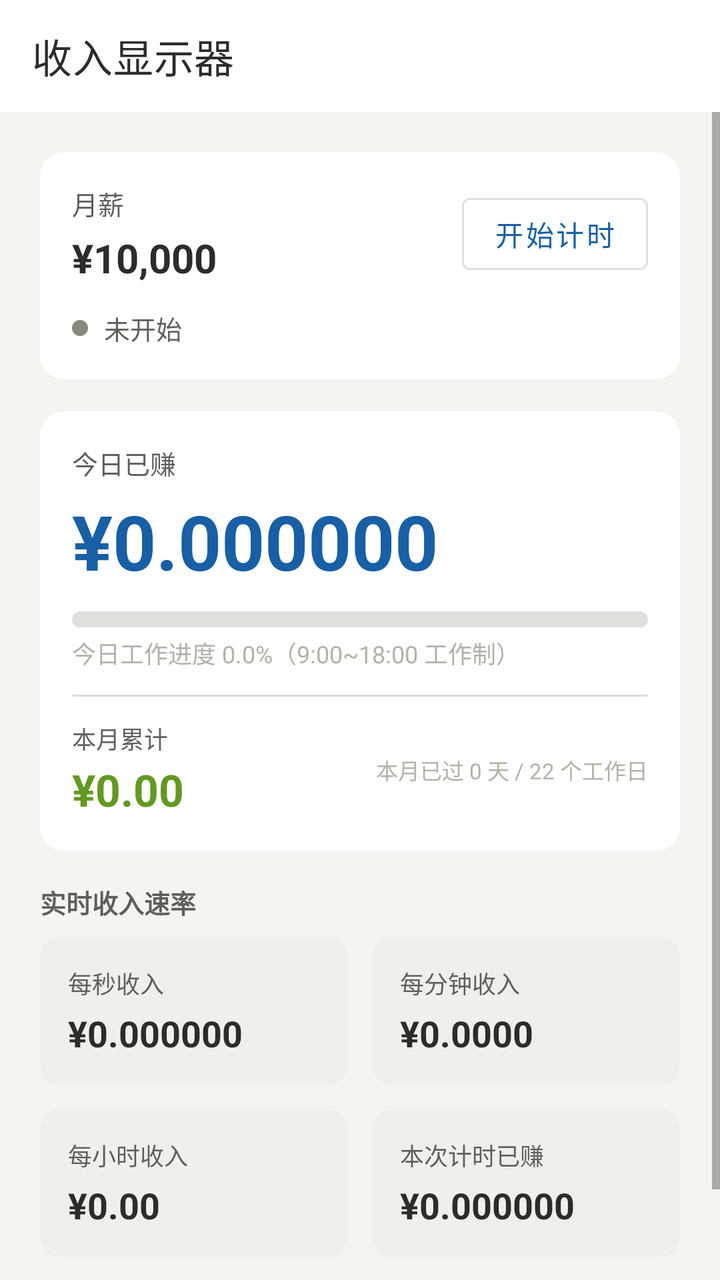
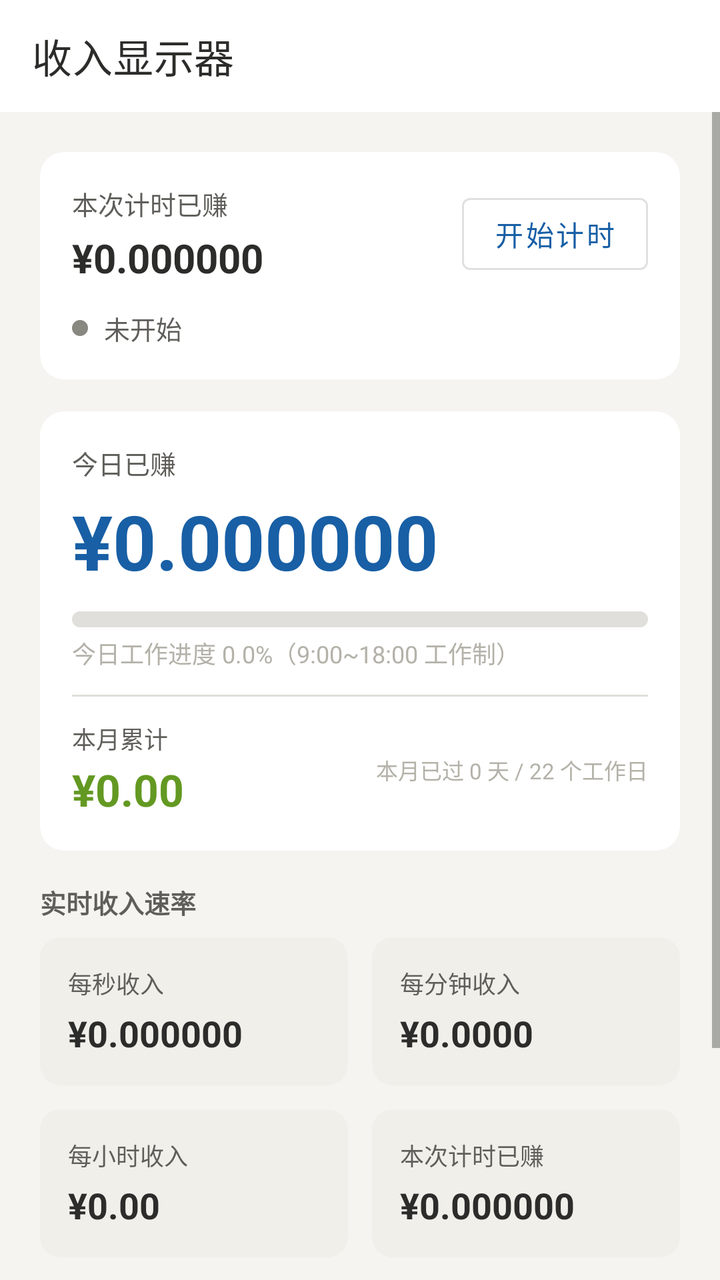

An Android layout rendered at two revisions. The XML below is the earlier revision; the diff shows what the commit changed to produce the second picture.
<!-- AndroidManifest.xml: application theme Theme.IncomeMeter -->
<!-- res/layout/activity_main.xml -->
<?xml version="1.0" encoding="utf-8"?>
<LinearLayout xmlns:android="http://schemas.android.com/apk/res/android"
    xmlns:app="http://schemas.android.com/apk/res-auto"
    android:layout_width="match_parent"
    android:layout_height="match_parent"
    android:orientation="vertical"
    android:background="@color/bg_page">

    
    <androidx.appcompat.widget.Toolbar
        android:id="@+id/toolbar"
        android:layout_width="match_parent"
        android:layout_height="?attr/actionBarSize"
        android:background="@color/bg_card"
        app:title="@string/app_name"
        app:titleTextColor="@color/text_primary" />

    <ScrollView
        android:layout_width="match_parent"
        android:layout_height="match_parent"
        android:fillViewport="true">

        <LinearLayout
            android:layout_width="match_parent"
            android:layout_height="wrap_content"
            android:orientation="vertical"
            android:padding="20dp">

            
            <androidx.cardview.widget.CardView
                android:layout_width="match_parent"
                android:layout_height="wrap_content"
                android:layout_marginBottom="16dp"
                app:cardCornerRadius="12dp"
                app:cardElevation="0dp"
                app:cardBackgroundColor="@color/bg_card">

                <LinearLayout
                    android:layout_width="match_parent"
                    android:layout_height="wrap_content"
                    android:orientation="vertical"
                    android:padding="16dp">

                    <LinearLayout
                        android:layout_width="match_parent"
                        android:layout_height="wrap_content"
                        android:orientation="horizontal"
                        android:gravity="center_vertical">

                        <LinearLayout
                            android:layout_width="0dp"
                            android:layout_height="wrap_content"
                            android:layout_weight="1"
                            android:orientation="vertical">

                            <TextView
                                android:layout_width="wrap_content"
                                android:layout_height="wrap_content"
                                android:text="@string/label_month_salary"
                                android:textSize="13sp"
                                android:textColor="@color/text_secondary" />

                            <TextView
                                android:id="@+id/tvMonthSalary"
                                android:layout_width="wrap_content"
                                android:layout_height="wrap_content"
                                android:text="¥10,000"
                                android:textSize="20sp"
                                android:textStyle="bold"
                                android:textColor="@color/text_primary"
                                android:layout_marginTop="4dp" />
                        </LinearLayout>

                        <com.google.android.material.button.MaterialButton
                            android:id="@+id/btnToggle"
                            android:layout_width="wrap_content"
                            android:layout_height="wrap_content"
                            android:text="@string/btn_start"
                            android:textSize="14sp"
                            style="@style/Widget.MaterialComponents.Button.OutlinedButton" />
                    </LinearLayout>

                    
                    <LinearLayout
                        android:layout_width="wrap_content"
                        android:layout_height="wrap_content"
                        android:orientation="horizontal"
                        android:gravity="center_vertical"
                        android:layout_marginTop="12dp">

                        <View
                            android:id="@+id/statusDot"
                            android:layout_width="8dp"
                            android:layout_height="8dp"
                            android:background="@drawable/dot_stopped"
                            android:layout_marginEnd="8dp" />

                        <TextView
                            android:id="@+id/tvStatus"
                            android:layout_width="wrap_content"
                            android:layout_height="wrap_content"
                            android:text="@string/status_idle"
                            android:textSize="13sp"
                            android:textColor="@color/text_secondary" />
                    </LinearLayout>
                </LinearLayout>
            </androidx.cardview.widget.CardView>

        
        <androidx.cardview.widget.CardView
            android:layout_width="match_parent"
            android:layout_height="wrap_content"
            android:layout_marginBottom="16dp"
            app:cardCornerRadius="12dp"
            app:cardElevation="0dp"
            app:cardBackgroundColor="@color/bg_card">

            <LinearLayout
                android:layout_width="match_parent"
                android:layout_height="wrap_content"
                android:orientation="vertical"
                android:padding="16dp">

                <TextView
                    android:layout_width="wrap_content"
                    android:layout_height="wrap_content"
                    android:text="@string/label_today_earned"
                    android:textSize="13sp"
                    android:textColor="@color/text_secondary"
                    android:layout_marginBottom="4dp" />

                <TextView
                    android:id="@+id/tvTodayEarned"
                    android:layout_width="wrap_content"
                    android:layout_height="wrap_content"
                    android:text="¥0.000000"
                    android:textSize="38sp"
                    android:textStyle="bold"
                    android:textColor="@color/accent_blue"
                    android:layout_marginBottom="10dp" />

                <ProgressBar
                    android:id="@+id/progressDay"
                    style="?android:attr/progressBarStyleHorizontal"
                    android:layout_width="match_parent"
                    android:layout_height="8dp"
                    android:max="10000"
                    android:progress="0"
                    android:progressDrawable="@drawable/progress_bar_bg" />

                <TextView
                    android:id="@+id/tvDayProgress"
                    android:layout_width="wrap_content"
                    android:layout_height="wrap_content"
                    android:text="@string/progress_default"
                    android:textSize="12sp"
                    android:textColor="@color/text_hint"
                    android:layout_marginTop="4dp" />

                <View
                    android:layout_width="match_parent"
                    android:layout_height="1dp"
                    android:background="@color/progress_track"
                    android:layout_marginTop="12dp"
                    android:layout_marginBottom="12dp" />

                <LinearLayout
                    android:layout_width="match_parent"
                    android:layout_height="wrap_content"
                    android:orientation="horizontal"
                    android:gravity="center_vertical">

                    <LinearLayout
                        android:layout_width="0dp"
                        android:layout_height="wrap_content"
                        android:layout_weight="1"
                        android:orientation="vertical">

                        <TextView
                            android:layout_width="wrap_content"
                            android:layout_height="wrap_content"
                            android:text="@string/label_month_earned"
                            android:textSize="12sp"
                            android:textColor="@color/text_secondary" />

                        <TextView
                            android:id="@+id/tvMonthEarned"
                            android:layout_width="wrap_content"
                            android:layout_height="wrap_content"
                            android:text="¥0.00"
                            android:textSize="22sp"
                            android:textStyle="bold"
                            android:textColor="@color/accent_green"
                            android:layout_marginTop="2dp" />
                    </LinearLayout>

                    <TextView
                        android:id="@+id/tvMonthProgress"
                        android:layout_width="wrap_content"
                        android:layout_height="wrap_content"
                        android:text="@string/month_progress_default"
                        android:textSize="11sp"
                        android:textColor="@color/text_hint"
                        android:gravity="end" />
                </LinearLayout>
            </LinearLayout>
        </androidx.cardview.widget.CardView>

        
        <TextView
            android:layout_width="wrap_content"
            android:layout_height="wrap_content"
            android:text="@string/section_rate"
            android:textSize="13sp"
            android:textColor="@color/text_secondary"
            android:textStyle="bold"
            android:layout_marginBottom="8dp" />

        <GridLayout
            android:layout_width="match_parent"
            android:layout_height="wrap_content"
            android:columnCount="2"
            android:rowCount="2"
            android:layout_marginBottom="16dp"
            android:useDefaultMargins="false">

            <androidx.cardview.widget.CardView
                android:layout_width="0dp"
                android:layout_height="wrap_content"
                android:layout_columnWeight="1"
                android:layout_marginEnd="6dp"
                android:layout_marginBottom="12dp"
                app:cardCornerRadius="10dp"
                app:cardElevation="0dp"
                app:cardBackgroundColor="@color/bg_metric">

                <LinearLayout android:layout_width="match_parent" android:layout_height="wrap_content"
                    android:orientation="vertical" android:padding="14dp">
                    <TextView android:layout_width="wrap_content" android:layout_height="wrap_content"
                        android:text="@string/label_per_second" android:textSize="12sp" android:textColor="@color/text_secondary" />
                    <TextView android:id="@+id/tvPerSecond" android:layout_width="wrap_content" android:layout_height="wrap_content"
                        android:text="¥0.000000" android:textSize="18sp" android:textStyle="bold" android:textColor="@color/text_primary"
                        android:layout_marginTop="4dp" />
                </LinearLayout>
            </androidx.cardview.widget.CardView>

            <androidx.cardview.widget.CardView
                android:layout_width="0dp"
                android:layout_height="wrap_content"
                android:layout_columnWeight="1"
                android:layout_marginStart="6dp"
                android:layout_marginBottom="12dp"
                app:cardCornerRadius="10dp"
                app:cardElevation="0dp"
                app:cardBackgroundColor="@color/bg_metric">

                <LinearLayout android:layout_width="match_parent" android:layout_height="wrap_content"
                    android:orientation="vertical" android:padding="14dp">
                    <TextView android:layout_width="wrap_content" android:layout_height="wrap_content"
                        android:text="@string/label_per_minute" android:textSize="12sp" android:textColor="@color/text_secondary" />
                    <TextView android:id="@+id/tvPerMinute" android:layout_width="wrap_content" android:layout_height="wrap_content"
                        android:text="¥0.0000" android:textSize="18sp" android:textStyle="bold" android:textColor="@color/text_primary"
                        android:layout_marginTop="4dp" />
                </LinearLayout>
            </androidx.cardview.widget.CardView>

            <androidx.cardview.widget.CardView
                android:layout_width="0dp"
                android:layout_height="wrap_content"
                android:layout_columnWeight="1"
                android:layout_marginEnd="6dp"
                app:cardCornerRadius="10dp"
                app:cardElevation="0dp"
                app:cardBackgroundColor="@color/bg_metric">

                <LinearLayout android:layout_width="match_parent" android:layout_height="wrap_content"
                    android:orientation="vertical" android:padding="14dp">
                    <TextView android:layout_width="wrap_content" android:layout_height="wrap_content"
                        android:text="@string/label_per_hour" android:textSize="12sp" android:textColor="@color/text_secondary" />
                    <TextView android:id="@+id/tvPerHour" android:layout_width="wrap_content" android:layout_height="wrap_content"
                        android:text="¥0.00" android:textSize="18sp" android:textStyle="bold" android:textColor="@color/text_primary"
                        android:layout_marginTop="4dp" />
                </LinearLayout>
            </androidx.cardview.widget.CardView>

            <androidx.cardview.widget.CardView
                android:layout_width="0dp"
                android:layout_height="wrap_content"
                android:layout_columnWeight="1"
                android:layout_marginStart="6dp"
                app:cardCornerRadius="10dp"
                app:cardElevation="0dp"
                app:cardBackgroundColor="@color/bg_metric">

                <LinearLayout android:layout_width="match_parent" android:layout_height="wrap_content"
                    android:orientation="vertical" android:padding="14dp">
                    <TextView android:layout_width="wrap_content" android:layout_height="wrap_content"
                        android:text="@string/label_session" android:textSize="12sp" android:textColor="@color/text_secondary" />
                    <TextView android:id="@+id/tvSession" android:layout_width="wrap_content" android:layout_height="wrap_content"
                        android:text="¥0.000000" android:textSize="18sp" android:textStyle="bold" android:textColor="@color/text_primary"
                        android:layout_marginTop="4dp" />
                </LinearLayout>
            </androidx.cardview.widget.CardView>
        </GridLayout>

        
        <TextView
            android:layout_width="match_parent"
            android:layout_height="wrap_content"
            android:text="@string/footer_formula"
            android:textSize="11sp"
            android:textColor="@color/text_hint"
            android:gravity="center"
            android:layout_marginBottom="8dp" />

    </LinearLayout>
</ScrollView>
</LinearLayout>
<!-- resources referenced by this layout -->
<resources>
  <color name="accent_blue">#185FA5</color>
  <color name="accent_green">#639922</color>
  <color name="bg_card">#FFFFFF</color>
  <color name="bg_metric">#F0EFEA</color>
  <color name="bg_page">#F5F4F0</color>
  <color name="progress_track">#E0DFDB</color>
  <color name="text_hint">#B4B2A9</color>
  <color name="text_primary">#2C2C2A</color>
  <color name="text_secondary">#5F5E5A</color>
  <!-- drawable dot_stopped (drawable) -->
  <?xml version="1.0" encoding="utf-8"?>
  <shape xmlns:android="http://schemas.android.com/apk/res/android"
      android:shape="oval">
      <solid android:color="@color/dot_stopped" />
      <size android:width="8dp" android:height="8dp" />
  </shape>
  <!-- drawable progress_bar_bg (drawable) -->
  <?xml version="1.0" encoding="utf-8"?>
  <layer-list xmlns:android="http://schemas.android.com/apk/res/android">
      <item android:id="@android:id/background">
          <shape android:shape="rectangle">
              <corners android:radius="4dp" />
              <solid android:color="@color/progress_track" />
          </shape>
      </item>
      <item android:id="@android:id/progress">
          <clip>
              <shape android:shape="rectangle">
                  <corners android:radius="4dp" />
                  <solid android:color="@color/accent_blue" />
              </shape>
          </clip>
      </item>
  </layer-list>
  <string name="app_name">收入显示器</string>
  <string name="btn_start">开始计时</string>
  <string name="footer_formula">计算公式：月薪 ÷ 22工作日 ÷ 8小时 ÷ 3600秒</string>
  <string name="label_month_earned">本月累计</string>
  <string name="label_month_salary">月薪</string>
  <string name="label_per_hour">每小时收入</string>
  <string name="label_per_minute">每分钟收入</string>
  <string name="label_per_second">每秒收入</string>
  <string name="label_session">本次计时已赚</string>
  <string name="label_today_earned">今日已赚</string>
  <string name="month_progress_default">本月已过 0 天 / 22 个工作日</string>
  <string name="progress_default">今日工作进度 0.0%（9:00~18:00 工作制）</string>
  <string name="section_rate">实时收入速率</string>
  <string name="status_idle">未开始</string>
  <style name="Theme.IncomeMeter" parent="Theme.MaterialComponents.DayNight.NoActionBar">
          <item name="colorPrimary">@color/accent_blue</item>
          <item name="colorPrimaryVariant">@color/accent_blue</item>
          <item name="colorOnPrimary">@color/white</item>
          <item name="android:windowBackground">@color/bg_page</item>
          <item name="android:statusBarColor">@color/accent_blue</item>
      </style>
  <color name="dot_stopped">#888780</color>
  <color name="white">#FFFFFF</color>
</resources>

<!-- the commit's change to res/layout/activity_main.xml (unified diff, before → after) -->
@@ -13,7 +13,8 @@
         android:layout_height="?attr/actionBarSize"
         android:background="@color/bg_card"
         app:title="@string/app_name"
-        app:titleTextColor="@color/text_primary" />
+        app:titleTextColor="@color/text_primary"
+        app:titleCentered="true" />
 
     <ScrollView
         android:layout_width="match_parent"
@@ -56,15 +57,15 @@
                             <TextView
                                 android:layout_width="wrap_content"
                                 android:layout_height="wrap_content"
-                                android:text="@string/label_month_salary"
+                                android:text="@string/label_session"
                                 android:textSize="13sp"
                                 android:textColor="@color/text_secondary" />
 
                             <TextView
-                                android:id="@+id/tvMonthSalary"
+                                android:id="@+id/tvSession"
                                 android:layout_width="wrap_content"
                                 android:layout_height="wrap_content"
-                                android:text="¥10,000"
+                                android:text="¥0.000000"
                                 android:textSize="20sp"
                                 android:textStyle="bold"
                                 android:textColor="@color/text_primary"
@@ -311,7 +312,55 @@
             android:textSize="11sp"
             android:textColor="@color/text_hint"
             android:gravity="center"
-            android:layout_marginBottom="8dp" />
+            android:layout_marginBottom="16dp" />
+
+        
+        <androidx.cardview.widget.CardView
+            android:layout_width="match_parent"
+            android:layout_height="wrap_content"
+            app:cardCornerRadius="12dp"
+            app:cardElevation="0dp"
+            app:cardBackgroundColor="@color/bg_card">
+
+            <LinearLayout
+                android:layout_width="match_parent"
+                android:layout_height="wrap_content"
+                android:orientation="horizontal"
+                android:gravity="center_vertical"
+                android:padding="16dp">
+
+                <LinearLayout
+                    android:layout_width="0dp"
+                    android:layout_height="wrap_content"
+                    android:layout_weight="1"
+                    android:orientation="vertical">
+
+                    <TextView
+                        android:layout_width="wrap_content"
+                        android:layout_height="wrap_content"
+                        android:text="@string/label_month_salary"
+                        android:textSize="13sp"
+                        android:textColor="@color/text_secondary" />
+
+                    <TextView
+                        android:id="@+id/tvMonthSalary"
+                        android:layout_width="wrap_content"
+                        android:layout_height="wrap_content"
+                        android:text="¥10,000"
+                        android:textSize="24sp"
+                        android:textStyle="bold"
+                        android:textColor="@color/accent_blue"
+                        android:layout_marginTop="4dp" />
+                </LinearLayout>
+
+                <TextView
+                    android:layout_width="wrap_content"
+                    android:layout_height="wrap_content"
+                    android:text="月薪"
+                    android:textSize="12sp"
+                    android:textColor="@color/text_hint" />
+            </LinearLayout>
+        </androidx.cardview.widget.CardView>
 
     </LinearLayout>
 </ScrollView>
